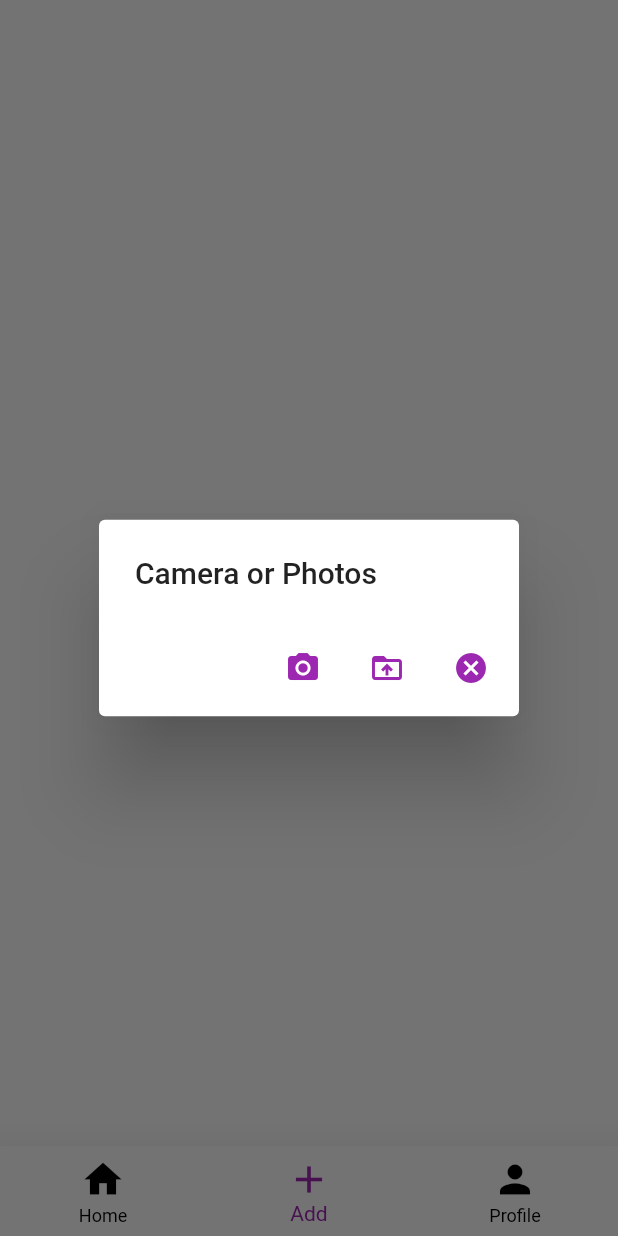
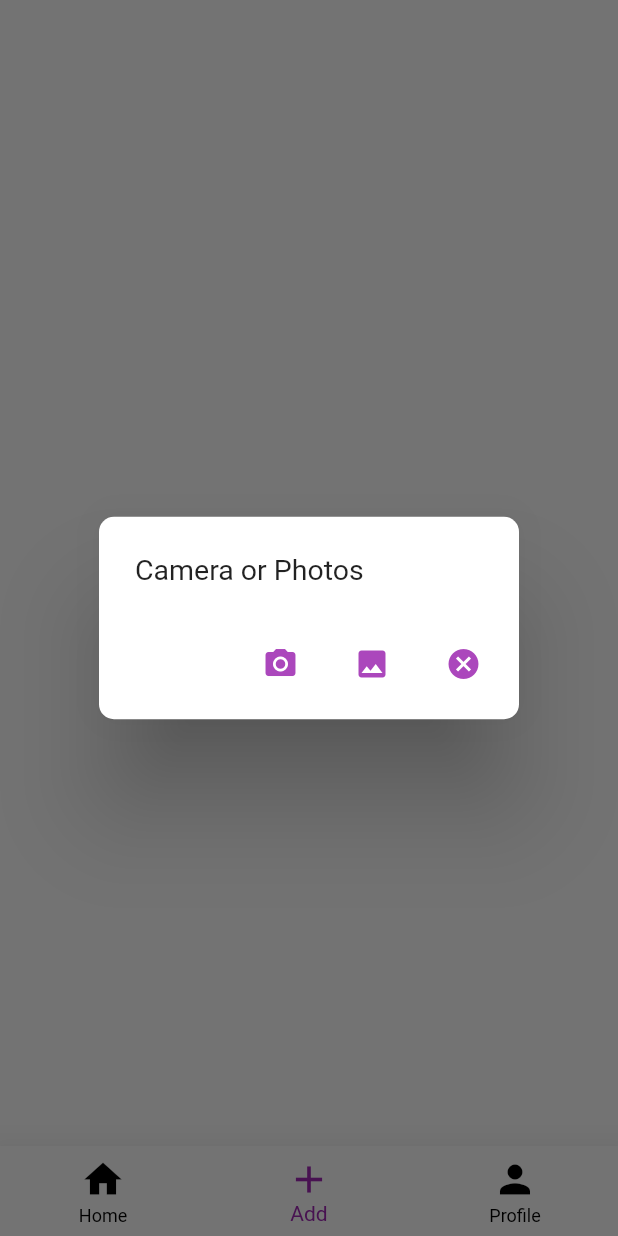
Before and after one commit to SharmaAkshat007/TheSocialHub, a Flutter app: the screen it shows once a user with an empty profile is signed in, item 2 of the bottom bar chosen, after a tap on the "add" icon, on a phone screen of 412 x 824 dp. Run offline on Flutter 3.47's test engine with Material 2 defaults, Android fonts, the phone set to English and light mode, and no system bars; our stand-ins replace firebase_auth, flutter_spinkit, image_picker; accounts and stored records are empty.

Commit message:
photo handling in post from done

```diff
--- a/lib/src/screens/home/postFormScreen/postForm.dart
+++ b/lib/src/screens/home/postFormScreen/postForm.dart
@@ -11,6 +11,85 @@ class PostForm extends StatefulWidget {
 class _PostFormState extends State<PostForm> {
   File _image;
 
+  void dialog() {
+    showDialog(
+        context: context,
+        builder: (BuildContext context) {
+          return AlertDialog(
+            title: Text(
+              "Camera or Photos",
+              style: TextStyle(
+                fontSize: 19,
+                fontWeight: FontWeight.normal,
+              ),
+            ),
+            elevation: 30.0,
+            shape: RoundedRectangleBorder(
+              borderRadius: BorderRadius.circular(10),
+            ),
+            actions: [
+              Padding(
+                padding: const EdgeInsets.only(right: 5.0, bottom: 5.0),
+                child: IconButton(
+                  splashColor: Colors.purple[100],
+                  color: Colors.purple[400],
+                  icon: Icon(
+                    Icons.camera_alt,
+                  ),
+                  onPressed: () async {
+                    File image = await PickImage().captureImage(true);
+
+                    if (image != null) {
+                      setState(() {
+                        _image = image;
+                      });
+                      Navigator.pop(context);
+                    } else {
+                      Navigator.pop(context);
+                    }
+                  },
+                ),
+              ),
+              Padding(
+                padding: const EdgeInsets.only(right: 5.0, bottom: 5.0),
+                child: IconButton(
+                  color: Colors.purple[400],
+                  splashColor: Colors.purple[100],
+                  icon: Icon(
+                    Icons.photo,
+                  ),
+                  onPressed: () async {
+                    dynamic image = await PickImage().captureImage(false);
+
+                    if (image != null) {
+                      setState(() {
+                        _image = image;
+                      });
+                      Navigator.pop(context);
+                    } else {
+                      Navigator.pop(context);
+                    }
+                  },
+                ),
+              ),
+              Padding(
+                padding: const EdgeInsets.only(right: 5.0, bottom: 5.0),
+                child: IconButton(
+                  color: Colors.purple[400],
+                  splashColor: Colors.purple[100],
+                  icon: Icon(
+                    Icons.cancel,
+                  ),
+                  onPressed: () {
+                    Navigator.pop(context);
+                  },
+                ),
+              ),
+            ],
+          );
+        });
+  }
+
   @override
   Widget build(BuildContext context) {
     final _deviceHeight = MediaQuery.of(context).size.height;
@@ -18,11 +97,34 @@ class _PostFormState extends State<PostForm> {
     return Scaffold(
       body: Container(
         child: _image != null
-            ? Image.file(
-                _image,
-                fit: BoxFit.contain,
-                width: _deviceWidth,
-                height: _deviceHeight,
+            ? Column(
+                children: [
+                  Image.file(
+                    _image,
+                    fit: BoxFit.contain,
+                    width: _deviceWidth,
+                    height: _deviceHeight * 0.8,
+                  ),
+                  Row(
+                    mainAxisAlignment: MainAxisAlignment.spaceAround,
+                    children: [
+                      IconButton(
+                        onPressed: dialog,
+                        iconSize: 30,
+                        color: Colors.purple[400],
+                        splashColor: Colors.purple[100],
+                        icon: Icon(Icons.redo),
+                      ),
+                      IconButton(
+                        onPressed: () {},
+                        iconSize: 30,
+                        color: Colors.purple[400],
+                        splashColor: Colors.purple[100],
+                        icon: Icon(Icons.done),
+                      ),
+                    ],
+                  ),
+                ],
               )
             : Column(mainAxisAlignment: MainAxisAlignment.center, children: [
                 Container(
@@ -36,60 +138,7 @@ class _PostFormState extends State<PostForm> {
                           Icons.add,
                           size: 28,
                         ),
-                        onPressed: () {
-                          showDialog(
-                              context: context,
-                              builder: (BuildContext context) {
-                                return AlertDialog(
-                                  title: Text("Camera or Photos"),
-                                  actions: [
-                                    IconButton(
-                                      icon: Icon(
-                                        Icons.camera_alt,
-                                        color: Colors.purple,
-                                      ),
-                                      onPressed: () async {
-                                        File image = await PickImage()
-                                            .captureImage(true);
-
-                                        if (image != null) {
-                                          setState(() {
-                                            _image = image;
-                                          });
-                                          Navigator.pop(context);
-                                        }
-                                      },
-                                    ),
-                                    IconButton(
-                                      icon: Icon(
-                                        Icons.drive_folder_upload,
-                                        color: Colors.purple,
-                                      ),
-                                      onPressed: () async {
-                                        dynamic image = await PickImage()
-                                            .captureImage(false);
-
-                                        if (image != null) {
-                                          setState(() {
-                                            _image = image;
-                                          });
-                                          Navigator.pop(context);
-                                        }
-                                      },
-                                    ),
-                                    IconButton(
-                                      icon: Icon(
-                                        Icons.cancel,
-                                        color: Colors.purple,
-                                      ),
-                                      onPressed: () {
-                                        Navigator.pop(context);
-                                      },
-                                    ),
-                                  ],
-                                );
-                              });
-                        },
+                        onPressed: dialog,
                       ),
                       SizedBox(
                         height: 15,
```
